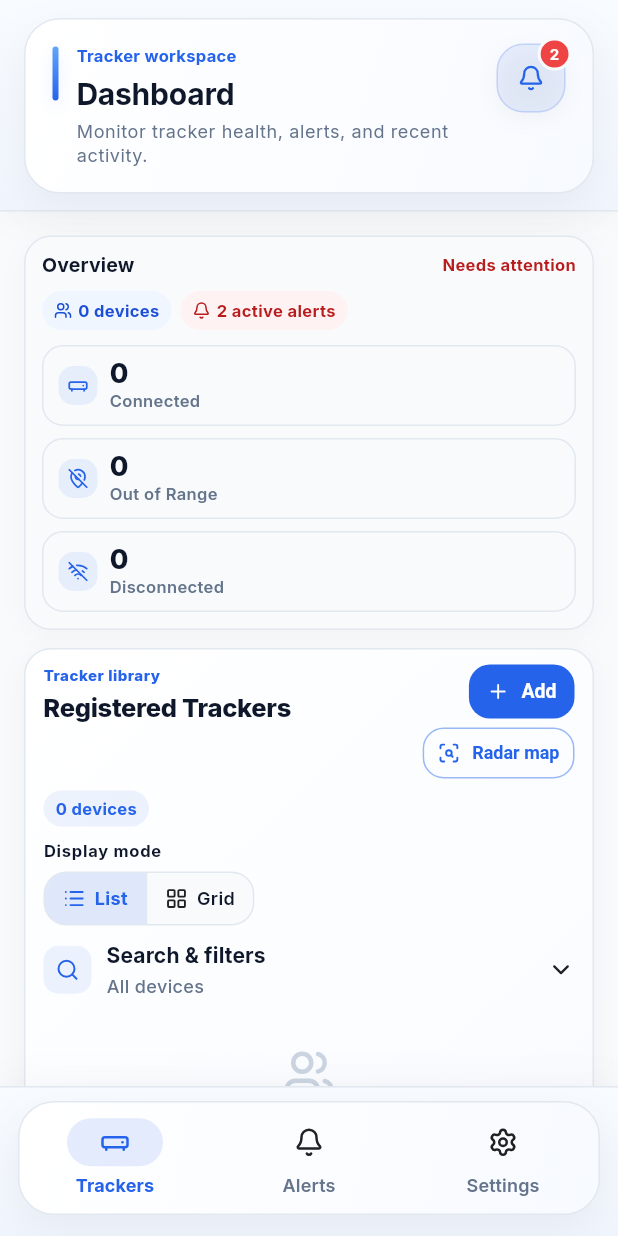
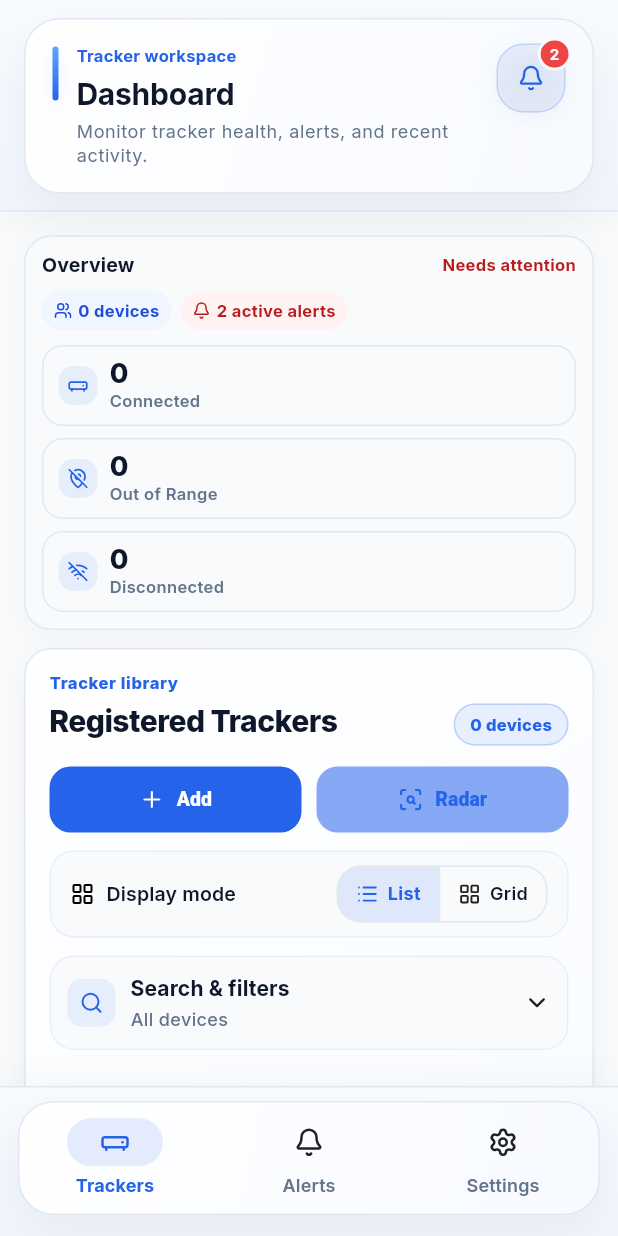
Before and after one commit to michaeljosherr/tracking, a Flutter app: the DashboardScreen screen opened by its route, on a phone screen of 412 x 824 dp. Run offline on Flutter 3.47's test engine with Material 3 defaults, Android fonts, the phone set to English and light mode, and no system bars; our stand-ins replace flutter_blue_plus, go_router, google_fonts, lucide_icons_flutter, permission_handler, sensors_plus and 2 more; accounts and stored records are empty.

Commit message:
Refactor dashboard screen layout and enhance embedded search filters
- Updated the dashboard screen to include a new method for building an embedded search filters shell, improving UI consistency.
- Refactored the display mode section for better layout and responsiveness, adjusting padding and styling for clarity.
- Enhanced the registered trackers section with updated text styles and layout adjustments for improved visual hierarchy.

```diff
--- a/my_flutter_app/lib/screens/dashboard_screen.dart
+++ b/my_flutter_app/lib/screens/dashboard_screen.dart
@@ -536,7 +536,7 @@ class _DashboardScreenState extends State<DashboardScreen> {
     );
 
     if (embedded) {
-      return body;
+      return _buildEmbeddedSearchFiltersShell(body);
     }
 
     return Card(
@@ -549,6 +549,32 @@ class _DashboardScreenState extends State<DashboardScreen> {
       child: Padding(
         padding: const EdgeInsets.all(14),
         child: body,
+      ),
+    );
+  }
+
+  /// Rounded “search field” shell for the tracker list (embedded mode).
+  Widget _buildEmbeddedSearchFiltersShell(Widget child) {
+    final theme = Theme.of(context);
+    final colorScheme = theme.colorScheme;
+
+    return Material(
+      color: colorScheme.surfaceContainerHighest.withValues(
+        alpha: theme.brightness == Brightness.dark ? 0.55 : 1.0,
+      ),
+      borderRadius: BorderRadius.circular(16),
+      clipBehavior: Clip.antiAlias,
+      child: DecoratedBox(
+        decoration: BoxDecoration(
+          borderRadius: BorderRadius.circular(16),
+          border: Border.all(
+            color: colorScheme.outlineVariant.withValues(alpha: 0.65),
+          ),
+        ),
+        child: Padding(
+          padding: const EdgeInsets.fromLTRB(12, 10, 12, 10),
+          child: child,
+        ),
       ),
     );
   }
@@ -634,47 +660,58 @@ class _DashboardScreenState extends State<DashboardScreen> {
     );
   }
 
-  Widget _buildDisplayModeRow({
+  Widget _buildDisplayModeSection({
     required bool compact,
     required bool isMobile,
   }) {
-    final textTheme = Theme.of(context).textTheme;
-
-    if (compact) {
-      return Column(
-        crossAxisAlignment: CrossAxisAlignment.start,
-        children: [
-          Text(
+    final theme = Theme.of(context);
+    final colorScheme = theme.colorScheme;
+    final textTheme = theme.textTheme;
+
+    final row = Row(
+      children: [
+        Icon(
+          LucideIcons.layoutGrid,
+          size: 16,
+          color: colorScheme.onSurfaceVariant,
+        ),
+        const SizedBox(width: 8),
+        Expanded(
+          child: Text(
             'Display mode',
-            style: textTheme.labelSmall?.copyWith(
-              fontSize: 11,
-              fontWeight: FontWeight.w700,
-            ),
-          ),
-          const SizedBox(height: 6),
-          SizedBox(
-            height: 36,
-            child: _buildViewToggle(true, height: 36),
-          ),
-        ],
-      );
-    }
-
-    return Row(
-      children: [
-        Text(
-          'Display mode',
-          style: textTheme.labelSmall?.copyWith(
-            fontSize: 11,
-            fontWeight: FontWeight.w700,
-          ),
-        ),
-        const Spacer(),
+            style: textTheme.titleSmall?.copyWith(
+              fontWeight: FontWeight.w600,
+              fontSize: 13,
+            ),
+          ),
+        ),
         SizedBox(
-          height: 36,
-          child: _buildViewToggle(isMobile, height: 36),
+          height: 38,
+          child: _buildViewToggle(compact, height: 38),
         ),
       ],
+    );
+
+    return Material(
+      color: colorScheme.surfaceContainerHighest.withValues(
+        alpha: theme.brightness == Brightness.dark ? 0.45 : 1.0,
+      ),
+      borderRadius: BorderRadius.circular(16),
+      child: DecoratedBox(
+        decoration: BoxDecoration(
+          borderRadius: BorderRadius.circular(16),
+          border: Border.all(
+            color: colorScheme.outlineVariant.withValues(alpha: 0.55),
+          ),
+        ),
+        child: Padding(
+          padding: EdgeInsets.symmetric(
+            horizontal: 14,
+            vertical: compact ? 10 : 12,
+          ),
+          child: row,
+        ),
+      ),
     );
   }
 
@@ -758,70 +795,50 @@ class _DashboardScreenState extends State<DashboardScreen> {
         final compact = constraints.maxWidth < 420;
 
         return Padding(
-          padding: const EdgeInsets.fromLTRB(12, 10, 12, 10),
+          padding: const EdgeInsets.fromLTRB(16, 14, 16, 14),
           child: Column(
-            crossAxisAlignment: CrossAxisAlignment.start,
+            crossAxisAlignment: CrossAxisAlignment.stretch,
             children: [
+              Text(
+                'Tracker library',
+                style: textTheme.labelSmall?.copyWith(
+                  color: colorScheme.primary,
+                  fontSize: 11,
+                  fontWeight: FontWeight.w800,
+                  letterSpacing: 0.4,
+                ),
+              ),
+              const SizedBox(height: 6),
               if (compact) ...[
                 Row(
                   crossAxisAlignment: CrossAxisAlignment.start,
                   children: [
                     Expanded(
-                      child: Column(
-                        crossAxisAlignment: CrossAxisAlignment.start,
-                        children: [
-                          Text(
-                            'Tracker library',
-                            style: textTheme.labelSmall?.copyWith(
-                              color: colorScheme.primary,
-                              fontSize: 10,
-                              fontWeight: FontWeight.w800,
-                              letterSpacing: 0.35,
-                            ),
-                          ),
-                          const SizedBox(height: 3),
-                          Text(
-                            'Registered Trackers',
-                            style: textTheme.titleLarge?.copyWith(
-                              fontSize: 17,
-                              fontWeight: FontWeight.w800,
-                              letterSpacing: -0.2,
-                            ),
-                          ),
-                        ],
-                      ),
-                    ),
-                    Column(
-                      mainAxisSize: MainAxisSize.min,
-                      crossAxisAlignment: CrossAxisAlignment.end,
-                      children: [
-                        _buildAddTrackerButton(isCompact: true),
-                        const SizedBox(height: 6),
-                        _buildAllTrackersRadarButton(isCompact: true),
-                      ],
-                    ),
+                      child: Text(
+                        'Registered Trackers',
+                        style: textTheme.titleLarge?.copyWith(
+                          fontSize: 20,
+                          fontWeight: FontWeight.w800,
+                          letterSpacing: -0.35,
+                          height: 1.15,
+                        ),
+                      ),
+                    ),
+                    const SizedBox(width: 10),
+                    _buildDeviceCountPill(countLabel, colorScheme, isDark),
                   ],
                 ),
-                const SizedBox(height: 8),
-                Container(
-                  padding: const EdgeInsets.symmetric(
-                    horizontal: 8,
-                    vertical: 4,
-                  ),
-                  decoration: BoxDecoration(
-                    color: colorScheme.primary.withValues(
-                      alpha: isDark ? 0.18 : 0.08,
-                    ),
-                    borderRadius: BorderRadius.circular(999),
-                  ),
-                  child: Text(
-                    countLabel,
-                    style: TextStyle(
-                      color: colorScheme.primary,
-                      fontWeight: FontWeight.w700,
-                      fontSize: 11,
-                    ),
-                  ),
+                const SizedBox(height: 14),
+                Row(
+                  children: [
+                    Expanded(
+                      child: _buildAddTrackerButton(isCompact: true),
+                    ),
+                    const SizedBox(width: 10),
+                    Expanded(
+                      child: _buildAllTrackersRadarButton(isCompact: true),
+                    ),
+                  ],
                 ),
               ] else ...[
                 Row(
@@ -832,63 +849,33 @@ class _DashboardScreenState extends State<DashboardScreen> {
                         crossAxisAlignment: CrossAxisAlignment.start,
                         children: [
                           Text(
-                            'Tracker library',
-                            style: textTheme.labelSmall?.copyWith(
-                              color: colorScheme.primary,
-                              fontSize: 10,
+                            'Registered Trackers',
+                            style: textTheme.headlineSmall?.copyWith(
                               fontWeight: FontWeight.w800,
-                              letterSpacing: 0.35,
+                              letterSpacing: -0.4,
+                              height: 1.1,
                             ),
                           ),
-                          const SizedBox(height: 3),
-                          Text(
-                            'Registered Trackers',
-                            style: textTheme.titleLarge?.copyWith(
-                              fontSize: 18,
-                              fontWeight: FontWeight.w800,
-                              letterSpacing: -0.2,
-                            ),
-                          ),
-                          const SizedBox(height: 6),
-                          Container(
-                            padding: const EdgeInsets.symmetric(
-                              horizontal: 8,
-                              vertical: 4,
-                            ),
-                            decoration: BoxDecoration(
-                              color: colorScheme.primary.withValues(
-                                alpha: isDark ? 0.18 : 0.08,
-                              ),
-                              borderRadius: BorderRadius.circular(999),
-                            ),
-                            child: Text(
-                              countLabel,
-                              style: TextStyle(
-                                color: colorScheme.primary,
-                                fontWeight: FontWeight.w700,
-                                fontSize: 11,
-                              ),
-                            ),
-                          ),
+                          const SizedBox(height: 8),
+                          _buildDeviceCountPill(countLabel, colorScheme, isDark),
                         ],
                       ),
                     ),
-                    const SizedBox(width: 10),
-                    Column(
+                    const SizedBox(width: 16),
+                    Row(
                       mainAxisSize: MainAxisSize.min,
-                      crossAxisAlignment: CrossAxisAlignment.end,
                       children: [
                         _buildAddTrackerButton(isCompact: isMobile),
-                        const SizedBox(height: 6),
+                        const SizedBox(width: 10),
                         _buildAllTrackersRadarButton(isCompact: isMobile),
                       ],
                     ),
                   ],
                 ),
               ],
-              const SizedBox(height: 8),
-              _buildDisplayModeRow(compact: compact, isMobile: isMobile),
-              const SizedBox(height: 8),
+              const SizedBox(height: 12),
+              _buildDisplayModeSection(compact: compact, isMobile: isMobile),
+              const SizedBox(height: 12),
               _buildSearchAndFilters(
                 totalTrackers: totalTrackers,
                 connectedCount: connectedCount,
@@ -903,56 +890,83 @@ class _DashboardScreenState extends State<DashboardScreen> {
     );
   }
 
+  Widget _buildDeviceCountPill(
+    String countLabel,
+    ColorScheme colorScheme,
+    bool isDark,
+  ) {
+    return Container(
+      padding: const EdgeInsets.symmetric(horizontal: 10, vertical: 5),
+      decoration: BoxDecoration(
+        color: colorScheme.primary.withValues(alpha: isDark ? 0.2 : 0.1),
+        borderRadius: BorderRadius.circular(999),
+        border: Border.all(
+          color: colorScheme.primary.withValues(alpha: 0.22),
+        ),
+      ),
+      child: Text(
+        countLabel,
+        style: TextStyle(
+          color: colorScheme.primary,
+          fontWeight: FontWeight.w800,
+          fontSize: 11,
+          letterSpacing: 0.2,
+        ),
+      ),
+    );
+  }
+
   Widget _buildAllTrackersRadarButton({required bool isCompact}) {
     final colorScheme = Theme.of(context).colorScheme;
 
-    return OutlinedButton.icon(
+    return FilledButton.tonalIcon(
       onPressed: () {
         HapticFeedback.lightImpact();
         context.push('/radar');
       },
-      icon: Icon(LucideIcons.scanSearch, size: isCompact ? 15 : 16),
-      label: Text(isCompact ? 'Radar map' : 'All trackers radar'),
-      style: OutlinedButton.styleFrom(
+      icon: Icon(LucideIcons.scanSearch, size: isCompact ? 17 : 18),
+      label: Text(isCompact ? 'Radar' : 'Radar map'),
+      style: FilledButton.styleFrom(
         foregroundColor: colorScheme.primary,
-        side: BorderSide(color: colorScheme.primary.withValues(alpha: 0.45)),
-        minimumSize: Size(0, isCompact ? 34 : 38),
-        padding: EdgeInsets.symmetric(
-          horizontal: isCompact ? 10 : 14,
-          vertical: isCompact ? 6 : 8,
-        ),
-        tapTargetSize: MaterialTapTargetSize.shrinkWrap,
-        shape: RoundedRectangleBorder(borderRadius: BorderRadius.circular(14)),
-        textStyle: TextStyle(
-          fontWeight: FontWeight.w700,
-          fontSize: isCompact ? 12 : 13,
-        ),
-      ),
-    );
-  }
-
-  Widget _buildAddTrackerButton({required bool isCompact}) {
-    final colorScheme = Theme.of(context).colorScheme;
-
-    return FilledButton.icon(
-      onPressed: () => context.push(
-              '/hubs/select?t=${DateTime.now().millisecondsSinceEpoch}',
-            ),
-      icon: Icon(LucideIcons.plus, size: isCompact ? 15 : 16),
-      label: Text(isCompact ? 'Add' : 'Add Tracker'),
-      style: FilledButton.styleFrom(
-        backgroundColor: colorScheme.primary,
-        foregroundColor: colorScheme.onPrimary,
-        minimumSize: Size(0, isCompact ? 36 : 40),
+        backgroundColor: colorScheme.primaryContainer.withValues(alpha: 0.55),
+        minimumSize: Size(0, isCompact ? 44 : 46),
         padding: EdgeInsets.symmetric(
           horizontal: isCompact ? 12 : 16,
-          vertical: isCompact ? 8 : 10,
+          vertical: 10,
         ),
         tapTargetSize: MaterialTapTargetSize.shrinkWrap,
         elevation: 0,
         shape: RoundedRectangleBorder(borderRadius: BorderRadius.circular(14)),
         textStyle: TextStyle(
-          fontWeight: FontWeight.w700,
+          fontWeight: FontWeight.w800,
+          fontSize: isCompact ? 13 : 14,
+        ),
+      ),
+    );
+  }
+
+  Widget _buildAddTrackerButton({required bool isCompact}) {
+    final colorScheme = Theme.of(context).colorScheme;
+
+    return FilledButton.icon(
+      onPressed: () => context.push(
+              '/hubs/select?t=${DateTime.now().millisecondsSinceEpoch}',
+            ),
+      icon: Icon(LucideIcons.plus, size: isCompact ? 17 : 18),
+      label: Text(isCompact ? 'Add' : 'Add tracker'),
+      style: FilledButton.styleFrom(
+        backgroundColor: colorScheme.primary,
+        foregroundColor: colorScheme.onPrimary,
+        minimumSize: Size(0, isCompact ? 44 : 46),
+        padding: EdgeInsets.symmetric(
+          horizontal: isCompact ? 14 : 18,
+          vertical: 10,
+        ),
+        tapTargetSize: MaterialTapTargetSize.shrinkWrap,
+        elevation: 0,
+        shape: RoundedRectangleBorder(borderRadius: BorderRadius.circular(14)),
+        textStyle: TextStyle(
+          fontWeight: FontWeight.w800,
           fontSize: isCompact ? 13 : 14,
         ),
       ),
```
